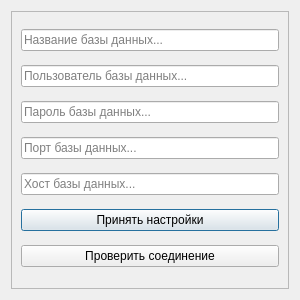
Above: pages/Setting/dialog_config_db.ui from Glebuc/pyside6-tst before the change. Below: the same form after it.
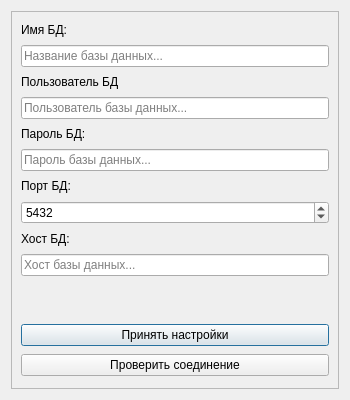
That is the form after the change.

Commit message: Added function for path and added function for dialog config DB

Patch:
```diff
--- a/pages/Setting/dialog_config_db.ui
+++ b/pages/Setting/dialog_config_db.ui
@@ -6,20 +6,20 @@
    <rect>
     <x>0</x>
     <y>0</y>
-    <width>300</width>
-    <height>300</height>
+    <width>350</width>
+    <height>400</height>
    </rect>
   </property>
   <property name="minimumSize">
    <size>
-    <width>300</width>
-    <height>300</height>
+    <width>350</width>
+    <height>400</height>
    </size>
   </property>
   <property name="maximumSize">
    <size>
-    <width>300</width>
-    <height>300</height>
+    <width>350</width>
+    <height>400</height>
    </size>
   </property>
   <property name="windowTitle">
@@ -42,42 +42,129 @@
      </property>
      <layout class="QVBoxLayout" name="verticalLayout_2">
       <item>
-       <widget class="QLineEdit" name="lineEdit">
+       <widget class="QLabel" name="label">
+        <property name="sizePolicy">
+         <sizepolicy hsizetype="Preferred" vsizetype="Fixed">
+          <horstretch>0</horstretch>
+          <verstretch>0</verstretch>
+         </sizepolicy>
+        </property>
+        <property name="text">
+         <string>Имя БД:</string>
+        </property>
+       </widget>
+      </item>
+      <item>
+       <widget class="QLineEdit" name="name_db_edit">
         <property name="placeholderText">
          <string>Название базы данных...</string>
         </property>
        </widget>
       </item>
       <item>
-       <widget class="QLineEdit" name="lineEdit_2">
+       <widget class="QLabel" name="label_2">
+        <property name="sizePolicy">
+         <sizepolicy hsizetype="Preferred" vsizetype="Fixed">
+          <horstretch>0</horstretch>
+          <verstretch>0</verstretch>
+         </sizepolicy>
+        </property>
+        <property name="text">
+         <string>Пользователь БД</string>
+        </property>
+       </widget>
+      </item>
+      <item>
+       <widget class="QLineEdit" name="user_db_edit">
         <property name="placeholderText">
          <string>Пользователь базы данных...</string>
         </property>
        </widget>
       </item>
       <item>
-       <widget class="QLineEdit" name="lineEdit_3">
+       <widget class="QLabel" name="label_3">
+        <property name="sizePolicy">
+         <sizepolicy hsizetype="Preferred" vsizetype="Fixed">
+          <horstretch>0</horstretch>
+          <verstretch>0</verstretch>
+         </sizepolicy>
+        </property>
+        <property name="text">
+         <string>Пароль БД:</string>
+        </property>
+       </widget>
+      </item>
+      <item>
+       <widget class="QLineEdit" name="password_db_edit">
+        <property name="echoMode">
+         <enum>QLineEdit::Password</enum>
+        </property>
         <property name="placeholderText">
          <string>Пароль базы данных...</string>
         </property>
        </widget>
       </item>
       <item>
-       <widget class="QLineEdit" name="lineEdit_4">
-        <property name="placeholderText">
-         <string>Порт базы данных...</string>
+       <widget class="QLabel" name="label_4">
+        <property name="sizePolicy">
+         <sizepolicy hsizetype="Preferred" vsizetype="Fixed">
+          <horstretch>0</horstretch>
+          <verstretch>0</verstretch>
+         </sizepolicy>
         </property>
+        <property name="text">
+         <string>Порт БД:</string>
+        </property>
        </widget>
       </item>
       <item>
-       <widget class="QLineEdit" name="lineEdit_5">
+       <widget class="QSpinBox" name="spinBox">
+        <property name="maximum">
+         <number>1000000</number>
+        </property>
+        <property name="value">
+         <number>5432</number>
+        </property>
+       </widget>
+      </item>
+      <item>
+       <widget class="QLabel" name="label_5">
+        <property name="sizePolicy">
+         <sizepolicy hsizetype="Preferred" vsizetype="Fixed">
+          <horstretch>0</horstretch>
+          <verstretch>0</verstretch>
+         </sizepolicy>
+        </property>
+        <property name="text">
+         <string>Хост БД:</string>
+        </property>
+       </widget>
+      </item>
+      <item>
+       <widget class="QLineEdit" name="host_db_edit">
         <property name="placeholderText">
          <string>Хост базы данных...</string>
         </property>
        </widget>
       </item>
       <item>
-       <widget class="QPushButton" name="pushButton">
+       <spacer name="verticalSpacer">
+        <property name="orientation">
+         <enum>Qt::Vertical</enum>
+        </property>
+        <property name="sizeType">
+         <enum>QSizePolicy::Fixed</enum>
+        </property>
+        <property name="sizeHint" stdset="0">
+         <size>
+          <width>20</width>
+          <height>40</height>
+         </size>
+        </property>
+       </spacer>
+      </item>
+      <item>
+       <widget class="QPushButton" name="submit_db_param_btn">
         <property name="cursor">
          <cursorShape>PointingHandCursor</cursorShape>
         </property>
```
Left out of the diff: 2 changed lines with no effect on the pictures. The commit also changes 13 other files.
